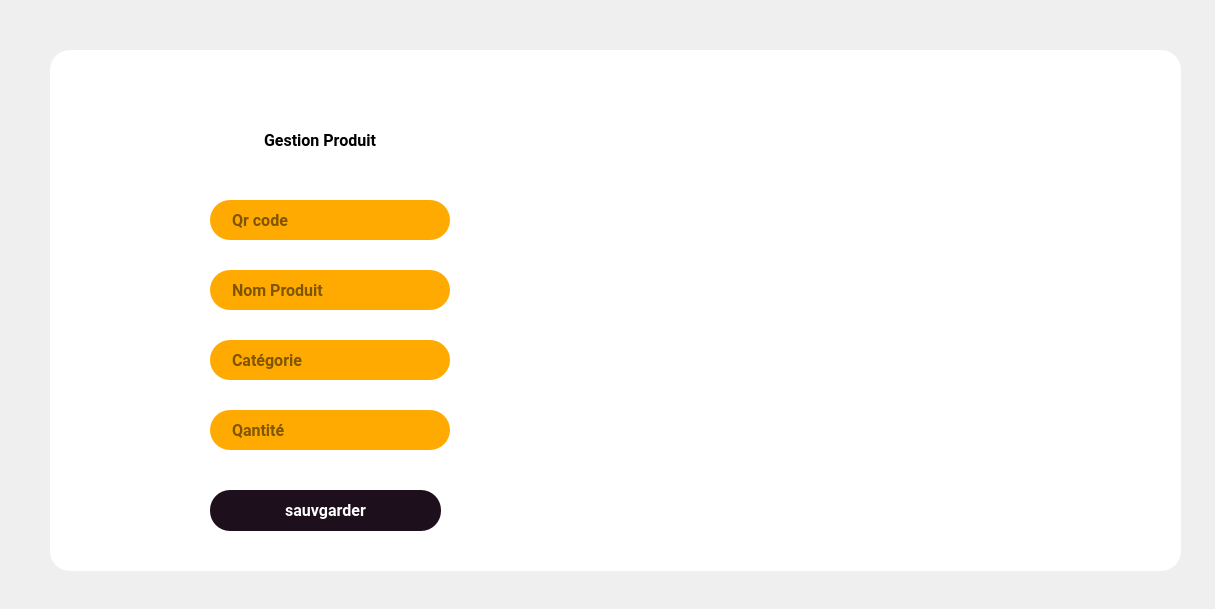
Above: gsproduit/mainwindow.ui from Esprit-UP-Algo/projetcpp-2a39-smart-product-delivery before the change. Below: the same form after it.
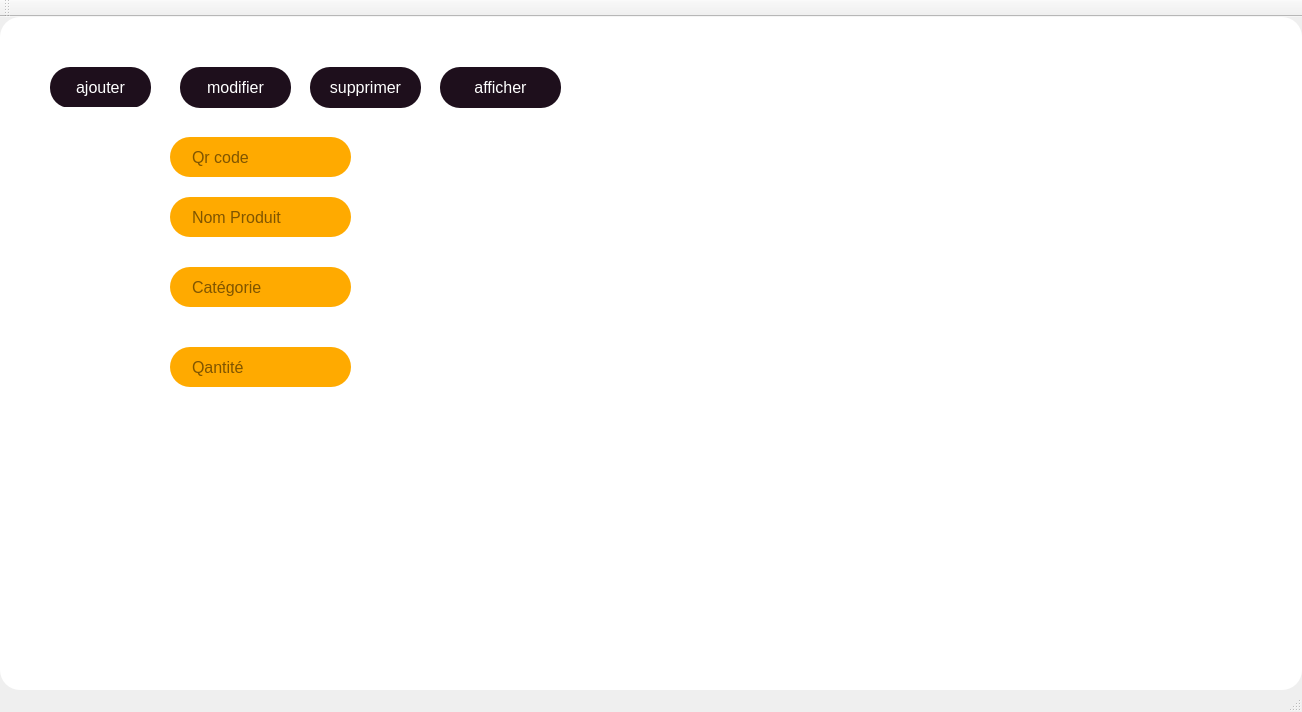
That is the form after the change. Icons and pictures are not drawn.

```diff
--- a/gsproduit/mainwindow.ui
+++ b/gsproduit/mainwindow.ui
@@ -6,35 +6,16 @@
    <rect>
     <x>0</x>
     <y>0</y>
-    <width>1215</width>
-    <height>609</height>
+    <width>1302</width>
+    <height>712</height>
    </rect>
   </property>
   <property name="windowTitle">
-   <string>Gestion des Clients</string>
+   <string>MainWindow</string>
   </property>
-  <widget class="QWidget" name="centralWidget">
-   <widget class="QWidget" name="widget" native="true">
-    <property name="geometry">
-     <rect>
-      <x>50</x>
-      <y>50</y>
-      <width>1131</width>
-      <height>521</height>
-     </rect>
-    </property>
-    <property name="font">
-     <font>
-      <family>Roboto</family>
-      <pointsize>-1</pointsize>
-      <weight>75</weight>
-      <bold>true</bold>
-      <underline>false</underline>
-      <strikeout>false</strikeout>
-     </font>
-    </property>
-    <property name="styleSheet">
-     <string notr="true">/*QWdget#widget{
+  <widget class="QWidget" name="centralwidget">
+   <property name="styleSheet">
+    <string notr="true">/*QWdget#widget{
  border:2px solid rgb (182, 115, 50);
  border-radius:20px;
 
@@ -49,181 +30,120 @@
   text-decoration: none;
   display: inline-block;
   font-size: 16px;
-   border-radius: 20px !important; /* Adjust this value to make the corners more rounded */
+  border-radius: 20px !important; /* Adjust this value to make the corners more rounded */
   cursor: pointer;
 </string>
+   </property>
+   <widget class="QWidget" name="widget" native="true">
+    <property name="geometry">
+     <rect>
+      <x>30</x>
+      <y>10</y>
+      <width>581</width>
+      <height>391</height>
+     </rect>
     </property>
-    <widget class="QLineEdit" name="lineEdit">
-     <property name="geometry">
-      <rect>
-       <x>160</x>
-       <y>150</y>
-       <width>240</width>
-       <height>40</height>
-      </rect>
-     </property>
-     <property name="styleSheet">
-      <string notr="true">QLineEdit#lineEdit{
-background-color:rgb(255, 170, 0);}
+    <property name="styleSheet">
+     <string notr="true">
+background-color:white; /* Change the background color to green */
+
+  color: #rgb(182, 115, 50);
+
+font-family: &quot;Roboto&quot;, sans-serif; /* Police Roboto */
+ /* padding: 10px 20px;*/
+  text-align: center;
+  text-decoration: none;
+  display: inline-block;
+  font-size: 16px;
+  /* border-radius: 20px !important; /* Adjust this value to make the corners more rounded */
+  cursor: pointer;
 </string>
-     </property>
-     <property name="inputMask">
-      <string/>
-     </property>
-     <property name="text">
-      <string comment="Nom de Produit"/>
-     </property>
-     <property name="echoMode">
-      <enum>QLineEdit::Normal</enum>
-     </property>
-     <property name="placeholderText">
-      <string>Qr code</string>
-     </property>
-    </widget>
-    <widget class="QLineEdit" name="lineEdit_2">
+    </property>
+    <widget class="QPushButton" name="supprimer">
      <property name="geometry">
       <rect>
-       <x>160</x>
-       <y>220</y>
-       <width>240</width>
-       <height>40</height>
+       <x>280</x>
+       <y>40</y>
+       <width>111</width>
+       <height>41</height>
       </rect>
      </property>
      <property name="styleSheet">
-      <string notr="true">QLineEdit#lineEdit_2{
-background-color:rgb(255, 170, 0);}
-</string>
+      <string notr="true">QPushButton#supprimer{
+background-color:rgb(30, 15,28);
+
+  text-align: center;
+  color: white;}</string>
      </property>
-     <property name="inputMask">
-      <string comment="catégorie"/>
-     </property>
      <property name="text">
-      <string/>
+      <string>supprimer</string>
      </property>
-     <property name="placeholderText">
-      <string>Nom Produit</string>
-     </property>
     </widget>
-    <widget class="QLineEdit" name="lineEdit_3">
+    <widget class="QPushButton" name="afficher">
      <property name="geometry">
       <rect>
-       <x>160</x>
-       <y>290</y>
-       <width>240</width>
-       <height>40</height>
+       <x>410</x>
+       <y>40</y>
+       <width>121</width>
+       <height>41</height>
       </rect>
      </property>
      <property name="styleSheet">
-      <string notr="true">QLineEdit#lineEdit_3{
-background-color:rgb(255, 170, 0);}
-</string>
+      <string notr="true">QPushButton#afficher{
+background-color:rgb(30, 15,28);
+
+  text-align: center;
+  color: white;}</string>
      </property>
      <property name="text">
-      <string/>
+      <string>afficher</string>
      </property>
-     <property name="placeholderText">
-      <string>Catégorie</string>
-     </property>
     </widget>
-    <widget class="QLineEdit" name="lineEdit_4">
+    <widget class="QPushButton" name="modifier">
      <property name="geometry">
       <rect>
-       <x>160</x>
-       <y>360</y>
-       <width>240</width>
-       <height>40</height>
+       <x>150</x>
+       <y>40</y>
+       <width>111</width>
+       <height>41</height>
       </rect>
      </property>
      <property name="styleSheet">
-      <string notr="true">QLineEdit#lineEdit_4{
-background-color:rgb(255, 170, 0);}
-</string>
+      <string notr="true">QPushButton#modifier{
+background-color:rgb(30, 15,28);
+
+  text-align: center;
+  color: white;}</string>
      </property>
      <property name="text">
-      <string/>
+      <string>modifier</string>
      </property>
-     <property name="placeholderText">
-      <string>Qantité</string>
-     </property>
     </widget>
-    <widget class="QPushButton" name="pushButton">
+    <widget class="QPushButton" name="ajouter">
      <property name="geometry">
       <rect>
-       <x>160</x>
-       <y>440</y>
-       <width>231</width>
+       <x>20</x>
+       <y>40</y>
+       <width>101</width>
        <height>41</height>
       </rect>
      </property>
-     <property name="font">
-      <font>
-       <family>Roboto</family>
-       <pointsize>-1</pointsize>
-       <weight>75</weight>
-       <italic>false</italic>
-       <bold>true</bold>
-       <underline>false</underline>
-       <strikeout>false</strikeout>
-      </font>
-     </property>
      <property name="styleSheet">
-      <string notr="true">QPushButton#pushButton{
+      <string notr="true">QPushButton#ajouter{
 background-color:rgb(30, 15,28);
 
   text-align: center;
   color: white;}</string>
      </property>
      <property name="text">
-      <string>sauvgarder</string>
-     </property>
-    </widget>
-    <widget class="QLabel" name="label">
-     <property name="geometry">
-      <rect>
-       <x>450</x>
-       <y>60</y>
-       <width>491</width>
-       <height>421</height>
-      </rect>
-     </property>
-     <property name="text">
-      <string/>
-     </property>
-     <property name="pixmap">
-      <pixmap>../../../Pictures/Screenshots/Capture d'écran 2023-10-22 181805.png</pixmap>
-     </property>
-     <property name="scaledContents">
-      <bool>true</bool>
-     </property>
-    </widget>
-    <widget class="QLabel" name="label_2">
-     <property name="geometry">
-      <rect>
-       <x>190</x>
-       <y>70</y>
-       <width>231</width>
-       <height>41</height>
-      </rect>
-     </property>
-     <property name="font">
-      <font>
-       <family>Roboto</family>
-       <pointsize>-1</pointsize>
-       <weight>75</weight>
-       <bold>true</bold>
-       <underline>false</underline>
-       <strikeout>false</strikeout>
-      </font>
-     </property>
-     <property name="text">
-      <string>Gestion Produit</string>
+      <string>ajouter</string>
      </property>
     </widget>
     <widget class="QLabel" name="label_3">
      <property name="geometry">
       <rect>
-       <x>10</x>
-       <y>10</y>
+       <x>-20</x>
+       <y>80</y>
        <width>171</width>
        <height>141</height>
       </rect>
@@ -232,16 +152,175 @@
       <string/>
      </property>
      <property name="pixmap">
-      <pixmap>../../../Pictures/Screenshots/Capture d'écran 2023-10-22 183108.png</pixmap>
+      <pixmap>../../Pictures/Screenshots/Capture d'écran 2023-10-22 183108.png</pixmap>
      </property>
      <property name="scaledContents">
       <bool>true</bool>
      </property>
     </widget>
+    <widget class="QLabel" name="label">
+     <property name="geometry">
+      <rect>
+       <x>320</x>
+       <y>110</y>
+       <width>241</width>
+       <height>271</height>
+      </rect>
+     </property>
+     <property name="text">
+      <string/>
+     </property>
+     <property name="pixmap">
+      <pixmap>../../Pictures/Screenshots/Capture d'écran 2023-10-22 181805.png</pixmap>
+     </property>
+     <property name="scaledContents">
+      <bool>true</bool>
+     </property>
+    </widget>
    </widget>
+   <widget class="QLineEdit" name="qrcode">
+    <property name="geometry">
+     <rect>
+      <x>170</x>
+      <y>120</y>
+      <width>181</width>
+      <height>40</height>
+     </rect>
+    </property>
+    <property name="styleSheet">
+     <string notr="true">QLineEdit#qrcode{
+background-color:rgb(255, 170, 0);
+}
+</string>
+    </property>
+    <property name="inputMask">
+     <string/>
+    </property>
+    <property name="text">
+     <string comment="Nom de Produit"/>
+    </property>
+    <property name="echoMode">
+     <enum>QLineEdit::Normal</enum>
+    </property>
+    <property name="placeholderText">
+     <string>Qr code</string>
+    </property>
+   </widget>
+   <widget class="QLineEdit" name="quantite">
+    <property name="geometry">
+     <rect>
+      <x>170</x>
+      <y>330</y>
+      <width>181</width>
+      <height>40</height>
+     </rect>
+    </property>
+    <property name="styleSheet">
+     <string notr="true">QLineEdit#quantite{
+background-color:rgb(255, 170, 0);}
+</string>
+    </property>
+    <property name="text">
+     <string/>
+    </property>
+    <property name="placeholderText">
+     <string>Qantité</string>
+    </property>
+   </widget>
+   <widget class="QLineEdit" name="nom">
+    <property name="geometry">
+     <rect>
+      <x>170</x>
+      <y>180</y>
+      <width>181</width>
+      <height>40</height>
+     </rect>
+    </property>
+    <property name="styleSheet">
+     <string notr="true">QLineEdit#nom{
+background-color:rgb(255, 170, 0);}
+</string>
+    </property>
+    <property name="inputMask">
+     <string comment="catégorie"/>
+    </property>
+    <property name="text">
+     <string/>
+    </property>
+    <property name="placeholderText">
+     <string>Nom Produit</string>
+    </property>
+   </widget>
+   <widget class="QLineEdit" name="categorie">
+    <property name="geometry">
+     <rect>
+      <x>170</x>
+      <y>250</y>
+      <width>181</width>
+      <height>40</height>
+     </rect>
+    </property>
+    <property name="styleSheet">
+     <string notr="true">QLineEdit#categorie{
+background-color:rgb(255, 170, 0);}
+</string>
+    </property>
+    <property name="text">
+     <string/>
+    </property>
+    <property name="placeholderText">
+     <string>Catégorie</string>
+    </property>
+   </widget>
+   <widget class="QTableView" name="affiche_tab">
+    <property name="geometry">
+     <rect>
+      <x>620</x>
+      <y>90</y>
+      <width>591</width>
+      <height>241</height>
+     </rect>
+    </property>
+    <property name="styleSheet">
+     <string notr="true"/>
+    </property>
+    <property name="frameShape">
+     <enum>QFrame::WinPanel</enum>
+    </property>
+    <property name="frameShadow">
+     <enum>QFrame::Plain</enum>
+    </property>
+   </widget>
+   <zorder>affiche_tab</zorder>
+   <zorder>widget</zorder>
+   <zorder>quantite</zorder>
+   <zorder>nom</zorder>
+   <zorder>categorie</zorder>
+   <zorder>qrcode</zorder>
+  </widget>
+  <widget class="QMenuBar" name="menubar">
+   <property name="geometry">
+    <rect>
+     <x>0</x>
+     <y>0</y>
+     <width>1302</width>
+     <height>26</height>
+    </rect>
+   </property>
+  </widget>
+  <widget class="QStatusBar" name="statusbar"/>
+  <widget class="QToolBar" name="toolBar">
+   <property name="windowTitle">
+    <string>toolBar</string>
+   </property>
+   <attribute name="toolBarArea">
+    <enum>TopToolBarArea</enum>
+   </attribute>
+   <attribute name="toolBarBreak">
+    <bool>false</bool>
+   </attribute>
   </widget>
  </widget>
- <layoutdefault spacing="6" margin="11"/>
  <resources/>
  <connections/>
 </ui>
```
